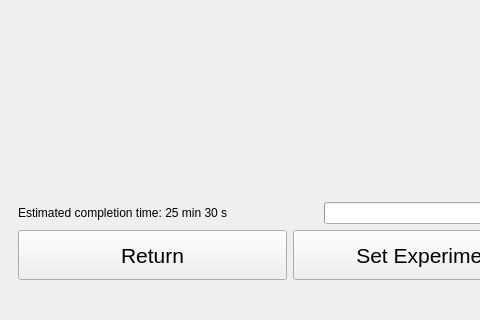
Before: the Qt Designer form gui_design/main.ui in baukekooger/XY_Measurement, drawn with Qt 5; both pictures show x 0 to 480 and y 354 to 674 of the 856 by 674 pixel window.
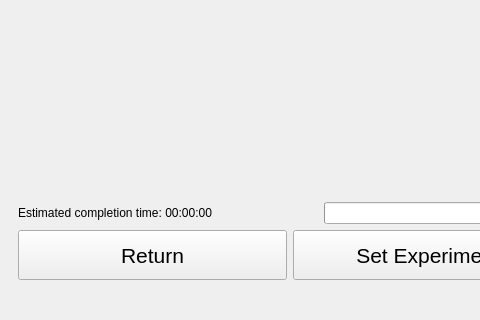
After: the same form once the commit is applied. The open tabs and pages were chosen to show the change. Custom widgets are drawn as their Qt base class.

Diff of the .ui file:
```diff
--- a/gui_design/main.ui
+++ b/gui_design/main.ui
@@ -592,7 +592,7 @@
              </size>
             </property>
             <property name="text">
-             <string>Estimated completion time: 25 min 30 s </string>
+             <string>Estimated completion time: 00:00:00</string>
             </property>
            </widget>
           </item>
```
Left out of the diff: 4 changed lines with no effect on the pictures.
